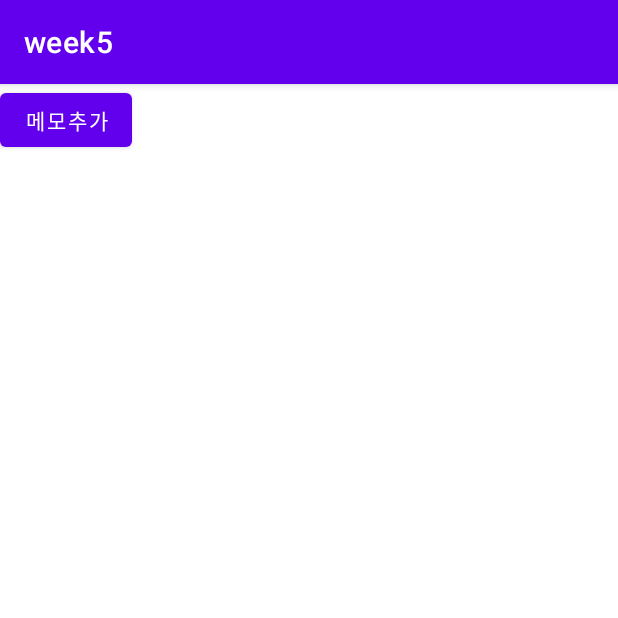
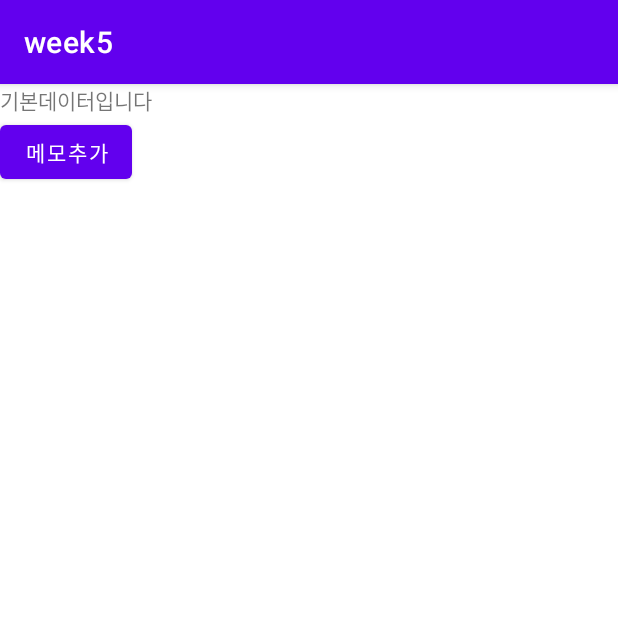
Before and after one commit to kimwest00/kotlin-basic-projec, an Android app: the screen it shows after launch (MainActivity), on a phone screen of 412 x 824 dp, the top half of it. Run offline under Robolectric (Android 15) with nearby library versions, the phone set to English and light mode, and no system bars.

Commit message:
FEAT - main -> memo activity 이동 구현

```diff
--- a/week5/app/src/main/AndroidManifest.xml
+++ b/week5/app/src/main/AndroidManifest.xml
@@ -24,6 +24,9 @@
                 android:name="android.app.lib_name"
                 android:value="" />
         </activity>
+        <activity android:name=".MemoActivity">
+
+        </activity>
     </application>
 
 </manifest>
--- a/week5/app/src/main/java/umc/standard/week5/MainActivity.kt
+++ b/week5/app/src/main/java/umc/standard/week5/MainActivity.kt
@@ -1,8 +1,8 @@
 package umc.standard.week5
 
+import android.content.Intent
 import androidx.appcompat.app.AppCompatActivity
 import android.os.Bundle
-import android.util.Log
 import androidx.recyclerview.widget.LinearLayoutManager
 import umc.standard.week5.databinding.ActivityMainBinding
 
@@ -15,13 +15,16 @@ class MainActivity : AppCompatActivity() {
         super.onCreate(savedInstanceState)
         viewBinding = ActivityMainBinding.inflate(layoutInflater)
         setContentView(viewBinding.root)
-
-        Log.d("dataList 출력","start")
-        print(dataList)
+        dataList.apply {
+            add(0,Memo("기본데이터입니다"))
+        }
         val memoAdapter = MemoAdapter(dataList)
-        viewBinding.rvBusinessCard.adapter = memoAdapter
-        viewBinding.rvBusinessCard.layoutManager = LinearLayoutManager(this)
-//        rcv.setItemViewCacheSize(adapter.currentList.size)
+        viewBinding.rvMemo.adapter = memoAdapter
+        viewBinding.rvMemo.layoutManager = LinearLayoutManager(this)
+        viewBinding.btMemoAdd.setOnClickListener{
+            val intent = Intent(this,MemoActivity::class.java)
+            startActivity(intent)
+        }
 
 
     }
--- a/week5/app/src/main/java/umc/standard/week5/MemoAdapter.kt
+++ b/week5/app/src/main/java/umc/standard/week5/MemoAdapter.kt
@@ -10,7 +10,7 @@ class MemoAdapter(private val dataList : ArrayList<Memo>):RecyclerView.Adapter<M
     //ViewHolder 객체
     inner class DataViewHolder(private val viewBinding: ListviewItemBinding):RecyclerView.ViewHolder(viewBinding.root){
         fun bind(data : Memo){
-            viewBinding.ivItemTvName.text = data.text
+            viewBinding.tvMemoText.text = data.text
         }
     }
     //ViewHolder 만들어질때 실행할 동작
--- a/week5/app/src/main/res/layout/activity_main.xml
+++ b/week5/app/src/main/res/layout/activity_main.xml
@@ -4,18 +4,18 @@
     android:layout_width="match_parent"
     android:layout_height="match_parent"
     android:orientation="vertical"
-    tools:context=".MainActivity"
->
+    tools:context=".MainActivity">
     <androidx.recyclerview.widget.RecyclerView
         android:id="@+id/rv_memo"
         android:layout_width="match_parent"
-        android:layout_height="wrap_content"
-        />
+        android:layout_height="wrap_content" />
 
     <Button
+        android:id="@+id/bt_memo_add"
         android:text="메모추가"
         android:layout_width="wrap_content"
-        android:layout_height="wrap_content"/>
+        android:layout_height="wrap_content"
+        android:layout_gravity="bottom"/>
 
 
 </LinearLayout>
--- a/week5/app/src/main/res/layout/activity_memo.xml
+++ b/week5/app/src/main/res/layout/activity_memo.xml
@@ -17,6 +17,7 @@
         android:id="@+id/et_memo_write"
         android:layout_width="match_parent"
         android:layout_height="0dp"
+        android:hint="메모를 입력해주세요"
         app:layout_constraintBottom_toTopOf="@+id/bt_memo_save"
         app:layout_constraintTop_toTopOf="@id/tv_memo_title" />
 
```
Also changed, not shown: week5/app/src/main/java/umc/standard/week5/MemoActivity.kt (+15 -1 lines), week5/app/src/main/res/layout/listview_item.xml (+6 -27 lines).
